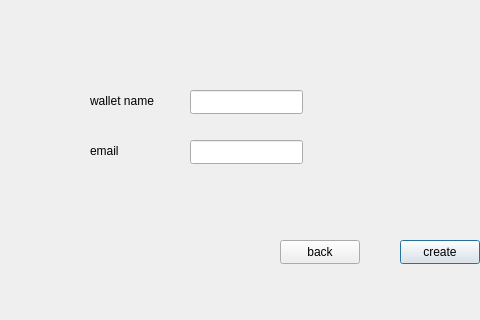
Ps3383/iut_wallet, file iut/createwallet.ui: the form before one commit; both pictures show x 0 to 480 and y 0 to 320 of the 799 by 468 pixel window.
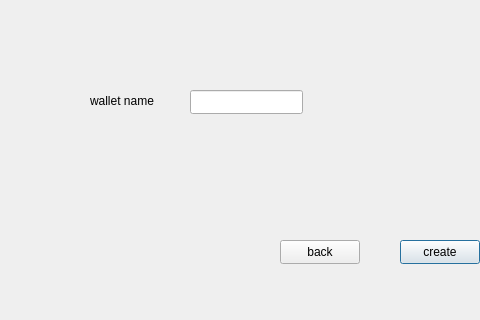
The form after the commit.

What changed in the file:
```diff
--- a/iut/createwallet.ui
+++ b/iut/createwallet.ui
@@ -36,29 +36,6 @@
     </rect>
    </property>
   </widget>
-  <widget class="QLabel" name="label_2">
-   <property name="geometry">
-    <rect>
-     <x>90</x>
-     <y>140</y>
-     <width>71</width>
-     <height>21</height>
-    </rect>
-   </property>
-   <property name="text">
-    <string>email</string>
-   </property>
-  </widget>
-  <widget class="QLineEdit" name="lineEdit_2">
-   <property name="geometry">
-    <rect>
-     <x>190</x>
-     <y>140</y>
-     <width>113</width>
-     <height>24</height>
-    </rect>
-   </property>
-  </widget>
   <widget class="QPushButton" name="create">
    <property name="geometry">
     <rect>
```
